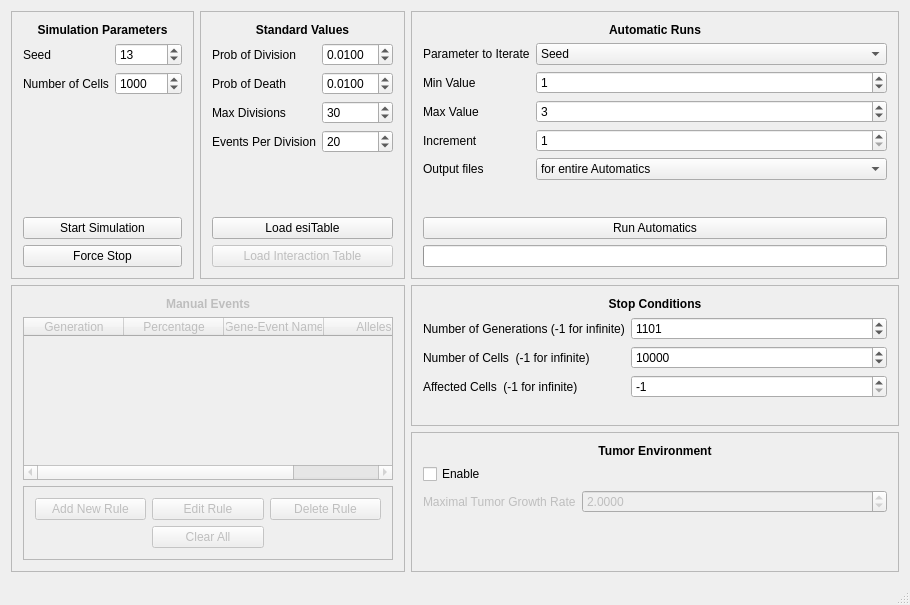
First picture: the form in src/mainwindow.ui, repository bernardohenz/esiCancer, before the edit.
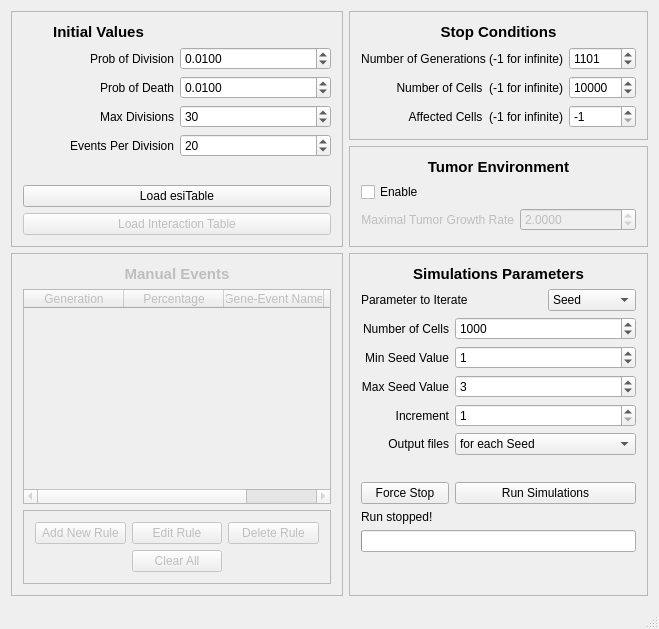
Second picture: the form after the edit.

```diff
--- a/src/mainwindow.ui
+++ b/src/mainwindow.ui
@@ -6,35 +6,35 @@
    <rect>
     <x>0</x>
     <y>0</y>
-    <width>910</width>
-    <height>605</height>
+    <width>659</width>
+    <height>629</height>
    </rect>
   </property>
   <property name="windowTitle">
    <string>esiCancer</string>
   </property>
   <widget class="QWidget" name="centralWidget">
-   <layout class="QGridLayout" name="gridLayout_2">
-    <item row="0" column="0">
-     <widget class="QFrame" name="frame_2">
+   <layout class="QGridLayout" name="gridLayout_3">
+    <item row="1" column="2">
+     <widget class="QFrame" name="frame_5">
       <property name="frameShape">
        <enum>QFrame::StyledPanel</enum>
       </property>
       <property name="frameShadow">
        <enum>QFrame::Raised</enum>
       </property>
-      <layout class="QFormLayout" name="formLayout_2">
+      <layout class="QFormLayout" name="formLayout_5">
        <item row="0" column="0" colspan="2">
-        <widget class="QLabel" name="label_6">
+        <widget class="QLabel" name="label_21">
          <property name="font">
           <font>
-           <pointsize>9</pointsize>
+           <pointsize>11</pointsize>
            <weight>75</weight>
            <bold>true</bold>
           </font>
          </property>
          <property name="text">
-          <string>Simulation Parameters</string>
+          <string>Tumor Environment</string>
          </property>
          <property name="alignment">
           <set>Qt::AlignCenter</set>
@@ -42,370 +42,45 @@
         </widget>
        </item>
        <item row="1" column="0">
-        <widget class="QLabel" name="label_7">
+        <widget class="QCheckBox" name="stdGrowthRateCheckBox">
          <property name="text">
-          <string>Seed</string>
+          <string>Enable</string>
          </property>
         </widget>
        </item>
-       <item row="1" column="1">
-        <widget class="QSpinBox" name="seedSpin">
-         <property name="maximum">
-          <number>9999</number>
-         </property>
-         <property name="value">
-          <number>13</number>
-         </property>
-        </widget>
-       </item>
        <item row="2" column="0">
-        <widget class="QLabel" name="label_8">
-         <property name="text">
-          <string>Number of Cells</string>
+        <widget class="QLabel" name="stdGrowthRateLabel">
+         <property name="enabled">
+          <bool>false</bool>
          </property>
-        </widget>
-       </item>
-       <item row="2" column="1">
-        <widget class="QSpinBox" name="numberOfCellsSpin">
-         <property name="maximum">
-          <number>99999999</number>
-         </property>
-         <property name="singleStep">
-          <number>100</number>
-         </property>
-         <property name="value">
-          <number>1000</number>
-         </property>
-        </widget>
-       </item>
-       <item row="3" column="0" colspan="2">
-        <spacer name="verticalSpacer_2">
-         <property name="orientation">
-          <enum>Qt::Vertical</enum>
-         </property>
-         <property name="sizeHint" stdset="0">
-          <size>
-           <width>20</width>
-           <height>40</height>
-          </size>
-         </property>
-        </spacer>
-       </item>
-       <item row="4" column="0" colspan="2">
-        <widget class="QPushButton" name="startSimulationButton">
          <property name="text">
-          <string>Start Simulation</string>
+          <string>Maximal Tumor Growth Rate</string>
          </property>
-        </widget>
-       </item>
-       <item row="5" column="0" colspan="2">
-        <widget class="QPushButton" name="forceStopButton">
-         <property name="text">
-          <string>Force Stop</string>
-         </property>
-        </widget>
-       </item>
-      </layout>
-     </widget>
-    </item>
-    <item row="0" column="1">
-     <widget class="QFrame" name="frame">
-      <property name="frameShape">
-       <enum>QFrame::StyledPanel</enum>
-      </property>
-      <property name="frameShadow">
-       <enum>QFrame::Raised</enum>
-      </property>
-      <layout class="QFormLayout" name="formLayout">
-       <item row="0" column="0" colspan="2">
-        <widget class="QLabel" name="label">
-         <property name="font">
-          <font>
-           <pointsize>9</pointsize>
-           <weight>75</weight>
-           <bold>true</bold>
-          </font>
-         </property>
-         <property name="text">
-          <string>Standard Values</string>
-         </property>
          <property name="alignment">
-          <set>Qt::AlignCenter</set>
+          <set>Qt::AlignRight|Qt::AlignTrailing|Qt::AlignVCenter</set>
          </property>
         </widget>
        </item>
-       <item row="1" column="0">
-        <widget class="QLabel" name="label_2">
-         <property name="text">
-          <string>Prob of Division</string>
+       <item row="2" column="1">
+        <widget class="QDoubleSpinBox" name="stdGrowthRateSpin">
+         <property name="enabled">
+          <bool>false</bool>
          </property>
-        </widget>
-       </item>
-       <item row="2" column="0">
-        <widget class="QLabel" name="label_3">
-         <property name="text">
-          <string>Prob of Death</string>
-         </property>
-        </widget>
-       </item>
-       <item row="3" column="0">
-        <widget class="QLabel" name="label_4">
-         <property name="text">
-          <string>Max Divisions</string>
-         </property>
-        </widget>
-       </item>
-       <item row="1" column="1">
-        <widget class="QDoubleSpinBox" name="probProlSpin">
          <property name="decimals">
           <number>4</number>
          </property>
          <property name="singleStep">
-          <double>0.000100000000000</double>
-         </property>
-         <property name="value">
           <double>0.010000000000000</double>
          </property>
-        </widget>
-       </item>
-       <item row="2" column="1">
-        <widget class="QDoubleSpinBox" name="probDeathSpin">
-         <property name="decimals">
-          <number>4</number>
-         </property>
-         <property name="singleStep">
-          <double>0.000100000000000</double>
-         </property>
          <property name="value">
-          <double>0.010000000000000</double>
+          <double>2.000000000000000</double>
          </property>
         </widget>
        </item>
-       <item row="3" column="1">
-        <widget class="QSpinBox" name="maxDivisionsSpin">
-         <property name="maximum">
-          <number>9999</number>
-         </property>
-         <property name="value">
-          <number>30</number>
-         </property>
-        </widget>
-       </item>
-       <item row="4" column="1">
-        <widget class="QSpinBox" name="mutationsPerDivisionSpin">
-         <property name="maximum">
-          <number>999999</number>
-         </property>
-         <property name="value">
-          <number>20</number>
-         </property>
-        </widget>
-       </item>
-       <item row="4" column="0">
-        <widget class="QLabel" name="label_5">
-         <property name="text">
-          <string>Events Per Division</string>
-         </property>
-        </widget>
-       </item>
-       <item row="6" column="0" colspan="2">
-        <widget class="QPushButton" name="LoadTableButton">
-         <property name="text">
-          <string>Load esiTable</string>
-         </property>
-        </widget>
-       </item>
-       <item row="5" column="0" colspan="2">
-        <spacer name="verticalSpacer">
-         <property name="orientation">
-          <enum>Qt::Vertical</enum>
-         </property>
-         <property name="sizeHint" stdset="0">
-          <size>
-           <width>20</width>
-           <height>40</height>
-          </size>
-         </property>
-        </spacer>
-       </item>
-       <item row="7" column="0" colspan="2">
-        <widget class="QPushButton" name="LoadSinergyButton">
-         <property name="enabled">
-          <bool>false</bool>
-         </property>
-         <property name="text">
-          <string>Load Interaction Table</string>
-         </property>
-        </widget>
-       </item>
       </layout>
      </widget>
     </item>
-    <item row="0" column="2">
-     <widget class="QFrame" name="frame_4">
-      <property name="frameShape">
-       <enum>QFrame::StyledPanel</enum>
-      </property>
-      <property name="frameShadow">
-       <enum>QFrame::Raised</enum>
-      </property>
-      <layout class="QFormLayout" name="formLayout_4">
-       <item row="0" column="0" colspan="2">
-        <widget class="QLabel" name="label_13">
-         <property name="font">
-          <font>
-           <pointsize>9</pointsize>
-           <weight>75</weight>
-           <bold>true</bold>
-          </font>
-         </property>
-         <property name="text">
-          <string>Automatic Runs</string>
-         </property>
-         <property name="alignment">
-          <set>Qt::AlignCenter</set>
-         </property>
-        </widget>
-       </item>
-       <item row="1" column="0">
-        <widget class="QLabel" name="label_14">
-         <property name="text">
-          <string>Parameter to Iterate</string>
-         </property>
-        </widget>
-       </item>
-       <item row="1" column="1">
-        <widget class="QComboBox" name="comboBoxParameterToIterate">
-         <property name="enabled">
-          <bool>true</bool>
-         </property>
-         <property name="frame">
-          <bool>true</bool>
-         </property>
-         <item>
-          <property name="text">
-           <string>Seed</string>
-          </property>
-         </item>
-        </widget>
-       </item>
-       <item row="2" column="0">
-        <widget class="QLabel" name="label_15">
-         <property name="text">
-          <string>Min Value</string>
-         </property>
-        </widget>
-       </item>
-       <item row="3" column="0">
-        <widget class="QLabel" name="label_16">
-         <property name="text">
-          <string>Max Value</string>
-         </property>
-        </widget>
-       </item>
-       <item row="4" column="0">
-        <widget class="QLabel" name="label_17">
-         <property name="text">
-          <string>Increment</string>
-         </property>
-        </widget>
-       </item>
-       <item row="7" column="0" colspan="2">
-        <widget class="QPushButton" name="runAutomaticsButton">
-         <property name="text">
-          <string>Run Automatics</string>
-         </property>
-        </widget>
-       </item>
-       <item row="6" column="0" colspan="2">
-        <spacer name="verticalSpacer_3">
-         <property name="orientation">
-          <enum>Qt::Vertical</enum>
-         </property>
-         <property name="sizeHint" stdset="0">
-          <size>
-           <width>20</width>
-           <height>40</height>
-          </size>
-         </property>
-        </spacer>
-       </item>
-       <item row="2" column="1">
-        <widget class="QSpinBox" name="minValueAutomaticSpin">
-         <property name="maximum">
-          <number>999999</number>
-         </property>
-         <property name="value">
-          <number>1</number>
-         </property>
-        </widget>
-       </item>
-       <item row="3" column="1">
-        <widget class="QSpinBox" name="maxValueAutomaticSpin">
-         <property name="maximum">
-          <number>999999</number>
-         </property>
-         <property name="value">
-          <number>3</number>
-         </property>
-        </widget>
-       </item>
-       <item row="4" column="1">
-        <widget class="QSpinBox" name="incrementAutomaticSpin_2">
-         <property name="minimum">
-          <number>1</number>
-         </property>
-         <property name="maximum">
-          <number>99999</number>
-         </property>
-         <property name="value">
-          <number>1</number>
-         </property>
-        </widget>
-       </item>
-       <item row="8" column="0" colspan="2">
-        <widget class="QProgressBar" name="automaticsProgressBar">
-         <property name="value">
-          <number>0</number>
-         </property>
-         <property name="textVisible">
-          <bool>false</bool>
-         </property>
-        </widget>
-       </item>
-       <item row="5" column="0">
-        <widget class="QLabel" name="label_19">
-         <property name="text">
-          <string>Output files</string>
-         </property>
-        </widget>
-       </item>
-       <item row="5" column="1">
-        <widget class="QComboBox" name="comboBoxOutputFiles">
-         <property name="currentIndex">
-          <number>1</number>
-         </property>
-         <item>
-          <property name="text">
-           <string>for each Seed</string>
-          </property>
-         </item>
-         <item>
-          <property name="text">
-           <string>for entire Automatics</string>
-          </property>
-         </item>
-         <item>
-          <property name="text">
-           <string>both</string>
-          </property>
-         </item>
-        </widget>
-       </item>
-      </layout>
-     </widget>
-    </item>
-    <item row="1" column="0" rowspan="2" colspan="2">
+    <item row="2" column="0" colspan="2">
      <widget class="QFrame" name="frame_ManualMutations">
       <property name="enabled">
        <bool>false</bool>
@@ -421,7 +96,7 @@
         <widget class="QLabel" name="label_18">
          <property name="font">
           <font>
-           <pointsize>9</pointsize>
+           <pointsize>11</pointsize>
            <weight>75</weight>
            <bold>true</bold>
           </font>
@@ -501,7 +176,239 @@
       </layout>
      </widget>
     </item>
-    <item row="1" column="2">
+    <item row="2" column="2">
+     <widget class="QFrame" name="frame_4">
+      <property name="frameShape">
+       <enum>QFrame::StyledPanel</enum>
+      </property>
+      <property name="frameShadow">
+       <enum>QFrame::Raised</enum>
+      </property>
+      <layout class="QGridLayout" name="gridLayout_2">
+       <item row="12" column="0" colspan="3">
+        <spacer name="verticalSpacer_3">
+         <property name="orientation">
+          <enum>Qt::Vertical</enum>
+         </property>
+         <property name="sizeHint" stdset="0">
+          <size>
+           <width>20</width>
+           <height>40</height>
+          </size>
+         </property>
+        </spacer>
+       </item>
+       <item row="6" column="1" colspan="2">
+        <widget class="QComboBox" name="comboBoxOutputFiles">
+         <property name="currentIndex">
+          <number>0</number>
+         </property>
+         <item>
+          <property name="text">
+           <string>for each Seed</string>
+          </property>
+         </item>
+         <item>
+          <property name="text">
+           <string>for entire Simulations</string>
+          </property>
+         </item>
+         <item>
+          <property name="text">
+           <string>both</string>
+          </property>
+         </item>
+        </widget>
+       </item>
+       <item row="4" column="0">
+        <widget class="QLabel" name="label_16">
+         <property name="text">
+          <string>Max Seed Value</string>
+         </property>
+         <property name="alignment">
+          <set>Qt::AlignRight|Qt::AlignTrailing|Qt::AlignVCenter</set>
+         </property>
+        </widget>
+       </item>
+       <item row="5" column="0">
+        <widget class="QLabel" name="label_17">
+         <property name="text">
+          <string>Increment</string>
+         </property>
+         <property name="alignment">
+          <set>Qt::AlignRight|Qt::AlignTrailing|Qt::AlignVCenter</set>
+         </property>
+        </widget>
+       </item>
+       <item row="3" column="0">
+        <widget class="QLabel" name="label_15">
+         <property name="text">
+          <string>Min Seed Value</string>
+         </property>
+         <property name="alignment">
+          <set>Qt::AlignRight|Qt::AlignTrailing|Qt::AlignVCenter</set>
+         </property>
+        </widget>
+       </item>
+       <item row="11" column="0" colspan="3">
+        <widget class="QProgressBar" name="automaticsProgressBar">
+         <property name="value">
+          <number>0</number>
+         </property>
+         <property name="textVisible">
+          <bool>false</bool>
+         </property>
+        </widget>
+       </item>
+       <item row="8" column="0">
+        <widget class="QPushButton" name="forceStopButton">
+         <property name="text">
+          <string>Force Stop</string>
+         </property>
+        </widget>
+       </item>
+       <item row="8" column="1" colspan="2">
+        <widget class="QPushButton" name="runAutomaticsButton">
+         <property name="text">
+          <string>Run Simulations</string>
+         </property>
+        </widget>
+       </item>
+       <item row="1" column="0" colspan="2">
+        <widget class="QLabel" name="label_14">
+         <property name="enabled">
+          <bool>true</bool>
+         </property>
+         <property name="text">
+          <string>Parameter to Iterate</string>
+         </property>
+        </widget>
+       </item>
+       <item row="6" column="0">
+        <widget class="QLabel" name="label_19">
+         <property name="text">
+          <string>Output files</string>
+         </property>
+         <property name="alignment">
+          <set>Qt::AlignRight|Qt::AlignTrailing|Qt::AlignVCenter</set>
+         </property>
+        </widget>
+       </item>
+       <item row="1" column="2">
+        <widget class="QComboBox" name="comboBoxParameterToIterate">
+         <property name="enabled">
+          <bool>true</bool>
+         </property>
+         <property name="frame">
+          <bool>true</bool>
+         </property>
+         <item>
+          <property name="text">
+           <string>Seed</string>
+          </property>
+         </item>
+        </widget>
+       </item>
+       <item row="9" column="0">
+        <widget class="QLabel" name="label_forceStop">
+         <property name="text">
+          <string>Run stopped!</string>
+         </property>
+        </widget>
+       </item>
+       <item row="3" column="1" colspan="2">
+        <widget class="QSpinBox" name="minValueAutomaticSpin">
+         <property name="maximum">
+          <number>999999</number>
+         </property>
+         <property name="value">
+          <number>1</number>
+         </property>
+        </widget>
+       </item>
+       <item row="0" column="0" colspan="3">
+        <widget class="QLabel" name="label_13">
+         <property name="font">
+          <font>
+           <pointsize>11</pointsize>
+           <weight>75</weight>
+           <bold>true</bold>
+          </font>
+         </property>
+         <property name="text">
+          <string>Simulations Parameters</string>
+         </property>
+         <property name="alignment">
+          <set>Qt::AlignCenter</set>
+         </property>
+        </widget>
+       </item>
+       <item row="4" column="1" colspan="2">
+        <widget class="QSpinBox" name="maxValueAutomaticSpin">
+         <property name="maximum">
+          <number>999999</number>
+         </property>
+         <property name="value">
+          <number>3</number>
+         </property>
+        </widget>
+       </item>
+       <item row="7" column="0" colspan="3">
+        <spacer name="verticalSpacer_4">
+         <property name="orientation">
+          <enum>Qt::Vertical</enum>
+         </property>
+         <property name="sizeType">
+          <enum>QSizePolicy::Maximum</enum>
+         </property>
+         <property name="sizeHint" stdset="0">
+          <size>
+           <width>20</width>
+           <height>30</height>
+          </size>
+         </property>
+        </spacer>
+       </item>
+       <item row="5" column="1" colspan="2">
+        <widget class="QSpinBox" name="incrementAutomaticSpin_2">
+         <property name="minimum">
+          <number>1</number>
+         </property>
+         <property name="maximum">
+          <number>99999</number>
+         </property>
+         <property name="value">
+          <number>1</number>
+         </property>
+        </widget>
+       </item>
+       <item row="2" column="0">
+        <widget class="QLabel" name="label_8">
+         <property name="text">
+          <string>Number of Cells</string>
+         </property>
+         <property name="alignment">
+          <set>Qt::AlignRight|Qt::AlignTrailing|Qt::AlignVCenter</set>
+         </property>
+        </widget>
+       </item>
+       <item row="2" column="1" colspan="2">
+        <widget class="QSpinBox" name="numberOfCellsSpin">
+         <property name="maximum">
+          <number>99999999</number>
+         </property>
+         <property name="singleStep">
+          <number>100</number>
+         </property>
+         <property name="value">
+          <number>1000</number>
+         </property>
+        </widget>
+       </item>
+      </layout>
+     </widget>
+    </item>
+    <item row="0" column="2">
      <widget class="QFrame" name="frame_3">
       <property name="frameShape">
        <enum>QFrame::StyledPanel</enum>
@@ -509,29 +416,15 @@
       <property name="frameShadow">
        <enum>QFrame::Raised</enum>
       </property>
-      <layout class="QFormLayout" name="formLayout_3">
-       <item row="0" column="0" colspan="2">
-        <widget class="QLabel" name="label_9">
-         <property name="font">
-          <font>
-           <pointsize>9</pointsize>
-           <weight>75</weight>
-           <bold>true</bold>
-          </font>
-         </property>
-         <property name="text">
-          <string>Stop Conditions</string>
-         </property>
-         <property name="alignment">
-          <set>Qt::AlignCenter</set>
-         </property>
-        </widget>
-       </item>
+      <layout class="QGridLayout" name="gridLayout_4">
        <item row="1" column="0">
         <widget class="QLabel" name="label_10">
          <property name="text">
           <string>Number of Generations (-1 for infinite)</string>
          </property>
+         <property name="alignment">
+          <set>Qt::AlignRight|Qt::AlignTrailing|Qt::AlignVCenter</set>
+         </property>
         </widget>
        </item>
        <item row="1" column="1">
@@ -552,6 +445,9 @@
          <property name="text">
           <string>Number of Cells  (-1 for infinite)</string>
          </property>
+         <property name="alignment">
+          <set>Qt::AlignRight|Qt::AlignTrailing|Qt::AlignVCenter</set>
+         </property>
         </widget>
        </item>
        <item row="2" column="1">
@@ -572,6 +468,9 @@
          <property name="text">
           <string>Affected Cells  (-1 for infinite)</string>
          </property>
+         <property name="alignment">
+          <set>Qt::AlignRight|Qt::AlignTrailing|Qt::AlignVCenter</set>
+         </property>
         </widget>
        </item>
        <item row="3" column="1">
@@ -587,29 +486,46 @@
          </property>
         </widget>
        </item>
+       <item row="0" column="0" colspan="2">
+        <widget class="QLabel" name="label_9">
+         <property name="font">
+          <font>
+           <pointsize>11</pointsize>
+           <weight>75</weight>
+           <bold>true</bold>
+          </font>
+         </property>
+         <property name="text">
+          <string>Stop Conditions</string>
+         </property>
+         <property name="alignment">
+          <set>Qt::AlignCenter</set>
+         </property>
+        </widget>
+       </item>
       </layout>
      </widget>
     </item>
-    <item row="2" column="2">
-     <widget class="QFrame" name="frame_5">
+    <item row="0" column="0" rowspan="2" colspan="2">
+     <widget class="QFrame" name="frame">
       <property name="frameShape">
        <enum>QFrame::StyledPanel</enum>
       </property>
       <property name="frameShadow">
        <enum>QFrame::Raised</enum>
       </property>
-      <layout class="QFormLayout" name="formLayout_5">
-       <item row="0" column="0" colspan="2">
-        <widget class="QLabel" name="label_21">
+      <layout class="QGridLayout" name="gridLayout_5">
+       <item row="0" column="0">
+        <widget class="QLabel" name="label">
          <property name="font">
           <font>
-           <pointsize>9</pointsize>
+           <pointsize>11</pointsize>
            <weight>75</weight>
            <bold>true</bold>
           </font>
          </property>
          <property name="text">
-          <string>Tumor Environment</string>
+          <string>Initial Values</string>
          </property>
          <property name="alignment">
           <set>Qt::AlignCenter</set>
@@ -617,35 +533,121 @@
         </widget>
        </item>
        <item row="1" column="0">
-        <widget class="QCheckBox" name="stdGrowthRateCheckBox">
+        <widget class="QLabel" name="label_2">
          <property name="text">
-          <string>Enable</string>
+          <string>Prob of Division</string>
+         </property>
+         <property name="alignment">
+          <set>Qt::AlignRight|Qt::AlignTrailing|Qt::AlignVCenter</set>
+         </property>
+        </widget>
+       </item>
+       <item row="1" column="1">
+        <widget class="QDoubleSpinBox" name="probProlSpin">
+         <property name="decimals">
+          <number>4</number>
+         </property>
+         <property name="singleStep">
+          <double>0.000100000000000</double>
+         </property>
+         <property name="value">
+          <double>0.010000000000000</double>
          </property>
         </widget>
        </item>
        <item row="2" column="0">
-        <widget class="QLabel" name="stdGrowthRateLabel">
-         <property name="enabled">
-          <bool>false</bool>
-         </property>
+        <widget class="QLabel" name="label_3">
          <property name="text">
-          <string>Maximal Tumor Growth Rate</string>
+          <string>Prob of Death</string>
+         </property>
+         <property name="alignment">
+          <set>Qt::AlignRight|Qt::AlignTrailing|Qt::AlignVCenter</set>
          </property>
         </widget>
        </item>
        <item row="2" column="1">
-        <widget class="QDoubleSpinBox" name="stdGrowthRateSpin">
-         <property name="enabled">
-          <bool>false</bool>
-         </property>
+        <widget class="QDoubleSpinBox" name="probDeathSpin">
          <property name="decimals">
           <number>4</number>
          </property>
          <property name="singleStep">
+          <double>0.000100000000000</double>
+         </property>
+         <property name="value">
           <double>0.010000000000000</double>
          </property>
+        </widget>
+       </item>
+       <item row="3" column="0">
+        <widget class="QLabel" name="label_4">
+         <property name="text">
+          <string>Max Divisions</string>
+         </property>
+         <property name="alignment">
+          <set>Qt::AlignRight|Qt::AlignTrailing|Qt::AlignVCenter</set>
+         </property>
+        </widget>
+       </item>
+       <item row="3" column="1">
+        <widget class="QSpinBox" name="maxDivisionsSpin">
+         <property name="maximum">
+          <number>9999</number>
+         </property>
          <property name="value">
-          <double>2.000000000000000</double>
+          <number>30</number>
+         </property>
+        </widget>
+       </item>
+       <item row="4" column="0">
+        <widget class="QLabel" name="label_5">
+         <property name="text">
+          <string>Events Per Division</string>
+         </property>
+         <property name="alignment">
+          <set>Qt::AlignRight|Qt::AlignTrailing|Qt::AlignVCenter</set>
+         </property>
+        </widget>
+       </item>
+       <item row="4" column="1">
+        <widget class="QSpinBox" name="mutationsPerDivisionSpin">
+         <property name="maximum">
+          <number>999999</number>
+         </property>
+         <property name="value">
+          <number>20</number>
+         </property>
+        </widget>
+       </item>
+       <item row="5" column="0" colspan="2">
+        <spacer name="verticalSpacer">
+         <property name="orientation">
+          <enum>Qt::Vertical</enum>
+         </property>
+         <property name="sizeType">
+          <enum>QSizePolicy::Maximum</enum>
+         </property>
+         <property name="sizeHint" stdset="0">
+          <size>
+           <width>20</width>
+           <height>40</height>
+          </size>
+         </property>
+        </spacer>
+       </item>
+       <item row="7" column="0" colspan="2">
+        <widget class="QPushButton" name="LoadSinergyButton">
+         <property name="enabled">
+          <bool>false</bool>
+         </property>
+         <property name="text">
+          <string>Load Interaction Table</string>
+         </property>
+        </widget>
+       </item>
+       <item row="6" column="0" colspan="2">
+        <widget class="QPushButton" name="LoadTableButton">
+         <property name="text">
+          <string>Load esiTable</string>
          </property>
         </widget>
        </item>
```
Left out of the diff: 2 changed lines with no effect on the pictures.
